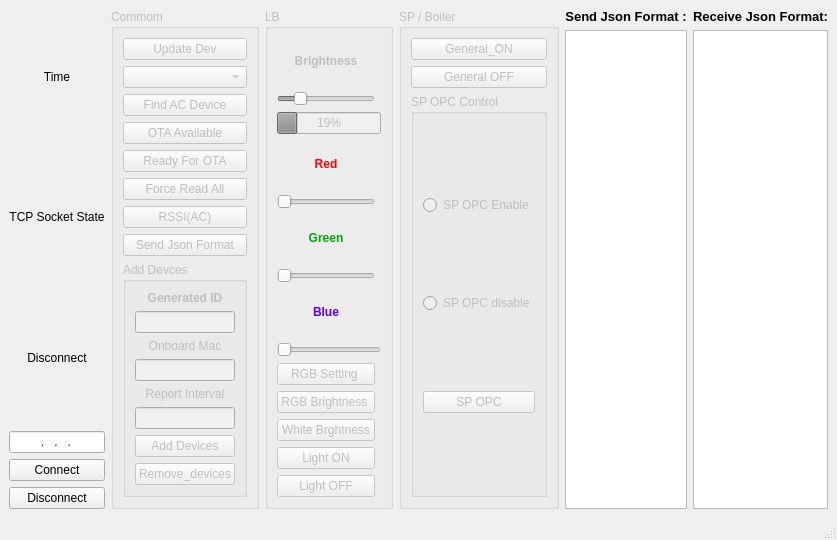
Before: the Qt Designer form UI/MainUI.ui in KeaneHuang1985/Smart_appliances_tcp_socket, drawn with Qt 5.
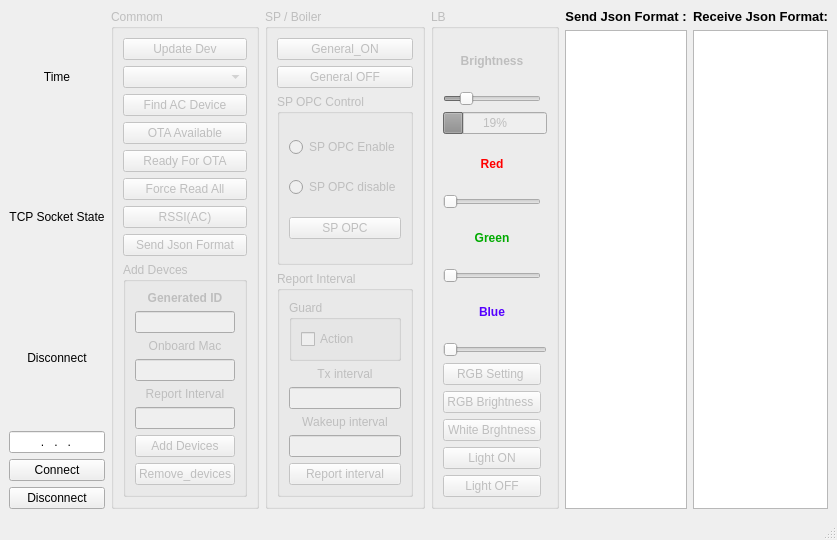
After: the same form once the commit is applied.

Commit message: [Future] Add Interval setting Function

What changed in the file:
```diff
--- a/UI/MainUI.ui
+++ b/UI/MainUI.ui
@@ -226,6 +226,120 @@
       </layout>
      </widget>
     </item>
+    <item>
+     <widget class="QGroupBox" name="GB_SP">
+      <property name="enabled">
+       <bool>false</bool>
+      </property>
+      <property name="title">
+       <string>SP / Boiler</string>
+      </property>
+      <layout class="QVBoxLayout" name="verticalLayout_3">
+       <item>
+        <widget class="QPushButton" name="btn_sp_on">
+         <property name="text">
+          <string>General_ON</string>
+         </property>
+        </widget>
+       </item>
+       <item>
+        <widget class="QPushButton" name="btn_sp_off">
+         <property name="text">
+          <string>General OFF</string>
+         </property>
+        </widget>
+       </item>
+       <item>
+        <widget class="QGroupBox" name="groupBox_2">
+         <property name="title">
+          <string>SP OPC Control</string>
+         </property>
+         <layout class="QVBoxLayout" name="verticalLayout_4">
+          <item>
+           <widget class="QRadioButton" name="rb_sp_enable">
+            <property name="text">
+             <string>SP OPC Enable</string>
+            </property>
+           </widget>
+          </item>
+          <item>
+           <widget class="QRadioButton" name="rb_sp_disable">
+            <property name="text">
+             <string>SP OPC disable</string>
+            </property>
+           </widget>
+          </item>
+          <item>
+           <widget class="QPushButton" name="btn_SP_OPC">
+            <property name="text">
+             <string>SP OPC</string>
+            </property>
+           </widget>
+          </item>
+         </layout>
+        </widget>
+       </item>
+       <item>
+        <widget class="QGroupBox" name="groupBox_3">
+         <property name="title">
+          <string>Report Interval</string>
+         </property>
+         <layout class="QVBoxLayout" name="verticalLayout_5">
+          <item>
+           <widget class="QGroupBox" name="groupBox_4">
+            <property name="title">
+             <string>Guard</string>
+            </property>
+            <layout class="QVBoxLayout" name="verticalLayout_6">
+             <item>
+              <widget class="QCheckBox" name="cb_Action">
+               <property name="text">
+                <string>Action</string>
+               </property>
+              </widget>
+             </item>
+            </layout>
+           </widget>
+          </item>
+          <item>
+           <widget class="QLabel" name="label_7">
+            <property name="text">
+             <string>Tx interval</string>
+            </property>
+            <property name="alignment">
+             <set>Qt::AlignCenter</set>
+            </property>
+           </widget>
+          </item>
+          <item>
+           <widget class="QLineEdit" name="lineEdit_tx"/>
+          </item>
+          <item>
+           <widget class="QLabel" name="label_8">
+            <property name="text">
+             <string>Wakeup interval</string>
+            </property>
+            <property name="alignment">
+             <set>Qt::AlignCenter</set>
+            </property>
+           </widget>
+          </item>
+          <item>
+           <widget class="QLineEdit" name="lineEdit_rx"/>
+          </item>
+          <item>
+           <widget class="QPushButton" name="btn_set_interval">
+            <property name="text">
+             <string>Report interval</string>
+            </property>
+           </widget>
+          </item>
+         </layout>
+        </widget>
+       </item>
+      </layout>
+     </widget>
+    </item>
     <item>
      <widget class="QGroupBox" name="GB_LB">
       <property name="enabled">
@@ -381,64 +495,7 @@
      </widget>
     </item>
     <item>
-     <layout class="QGridLayout" name="gridLayout_3">
-      <item row="0" column="0">
-       <widget class="QGroupBox" name="GB_SP">
-        <property name="enabled">
-         <bool>false</bool>
-        </property>
-        <property name="title">
-         <string>SP / Boiler</string>
-        </property>
-        <layout class="QVBoxLayout" name="verticalLayout_3">
-         <item>
-          <widget class="QPushButton" name="btn_sp_on">
-           <property name="text">
-            <string>General_ON</string>
-           </property>
-          </widget>
-         </item>
-         <item>
-          <widget class="QPushButton" name="btn_sp_off">
-           <property name="text">
-            <string>General OFF</string>
-           </property>
-          </widget>
-         </item>
-         <item>
-          <widget class="QGroupBox" name="groupBox_2">
-           <property name="title">
-            <string>SP OPC Control</string>
-           </property>
-           <layout class="QVBoxLayout" name="verticalLayout_4">
-            <item>
-             <widget class="QRadioButton" name="rb_sp_enable">
-              <property name="text">
-               <string>SP OPC Enable</string>
-              </property>
-             </widget>
-            </item>
-            <item>
-             <widget class="QRadioButton" name="rb_sp_disable">
-              <property name="text">
-               <string>SP OPC disable</string>
-              </property>
-             </widget>
-            </item>
-            <item>
-             <widget class="QPushButton" name="btn_SP_OPC">
-              <property name="text">
-               <string>SP OPC</string>
-              </property>
-             </widget>
-            </item>
-           </layout>
-          </widget>
-         </item>
-        </layout>
-       </widget>
-      </item>
-     </layout>
+     <layout class="QGridLayout" name="gridLayout_3"/>
     </item>
     <item>
      <layout class="QGridLayout" name="gridLayout_2">
```
The commit also changes 7 other files.
